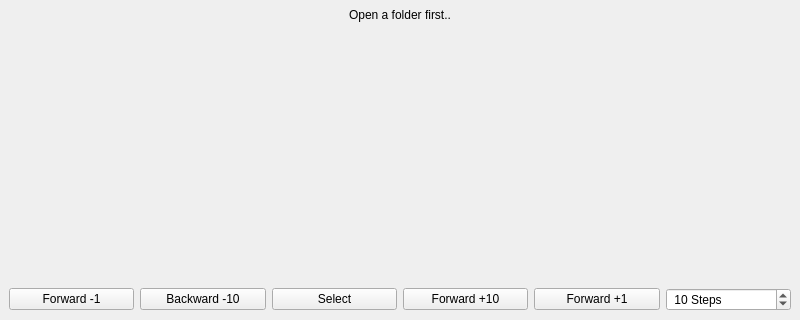
This is imagepicker/main.ui in jfeil/ImagePicker as Qt 5 draws it before an edit; both pictures show x 0 to 800 and y 280 to 600 of the 800 by 600 pixel window. The edited form follows.
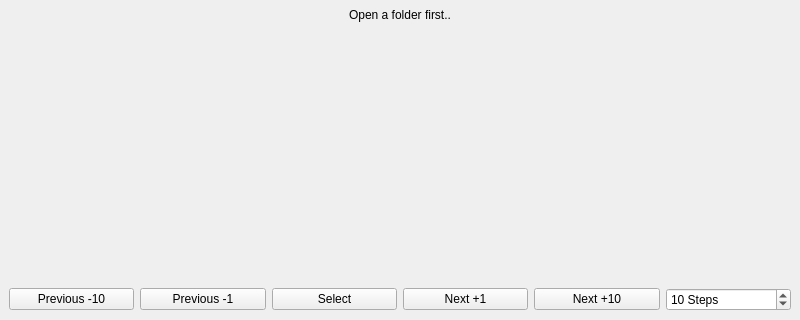
This is the edited form.

The edit to the form file:
```diff
--- a/imagepicker/main.ui
+++ b/imagepicker/main.ui
@@ -36,32 +36,32 @@
       <property name="sizeConstraint">
        <enum>QLayout::SetDefaultConstraint</enum>
       </property>
-      <item>
-       <widget class="QPushButton" name="backward_small">
-        <property name="toolTip">
-         <string>B</string>
-        </property>
-        <property name="text">
-         <string>Forward -1</string>
-        </property>
-        <property name="shortcut">
-         <string>B</string>
-        </property>
-       </widget>
-      </item>
       <item>
        <widget class="QPushButton" name="backward_big">
         <property name="toolTip">
          <string>V</string>
         </property>
         <property name="text">
-         <string>Backward -10</string>
+         <string>Previous -10</string>
         </property>
         <property name="shortcut">
          <string>V</string>
         </property>
        </widget>
       </item>
+      <item>
+       <widget class="QPushButton" name="backward_small">
+        <property name="toolTip">
+         <string>B</string>
+        </property>
+        <property name="text">
+         <string>Previous -1</string>
+        </property>
+        <property name="shortcut">
+         <string>B</string>
+        </property>
+       </widget>
+      </item>
       <item>
        <widget class="QPushButton" name="select">
         <property name="toolTip">
@@ -75,32 +75,32 @@
         </property>
        </widget>
       </item>
-      <item>
-       <widget class="QPushButton" name="forward_big">
-        <property name="toolTip">
-         <string>M</string>
-        </property>
-        <property name="text">
-         <string>Forward +10</string>
-        </property>
-        <property name="shortcut">
-         <string>M</string>
-        </property>
-       </widget>
-      </item>
       <item>
        <widget class="QPushButton" name="forward_small">
         <property name="toolTip">
          <string>N</string>
         </property>
         <property name="text">
-         <string>Forward +1</string>
+         <string>Next +1</string>
         </property>
         <property name="shortcut">
          <string>N</string>
         </property>
        </widget>
       </item>
+      <item>
+       <widget class="QPushButton" name="forward_big">
+        <property name="toolTip">
+         <string>M</string>
+        </property>
+        <property name="text">
+         <string>Next +10</string>
+        </property>
+        <property name="shortcut">
+         <string>M</string>
+        </property>
+       </widget>
+      </item>
       <item>
        <widget class="QSpinBox" name="step_spin">
         <property name="sizePolicy">
@@ -116,7 +116,7 @@
          <string> Steps</string>
         </property>
         <property name="prefix">
-         <string> </string>
+         <string/>
         </property>
         <property name="minimum">
          <number>1</number>
```
Left out of the diff: 6 changed lines with no effect on the pictures.
